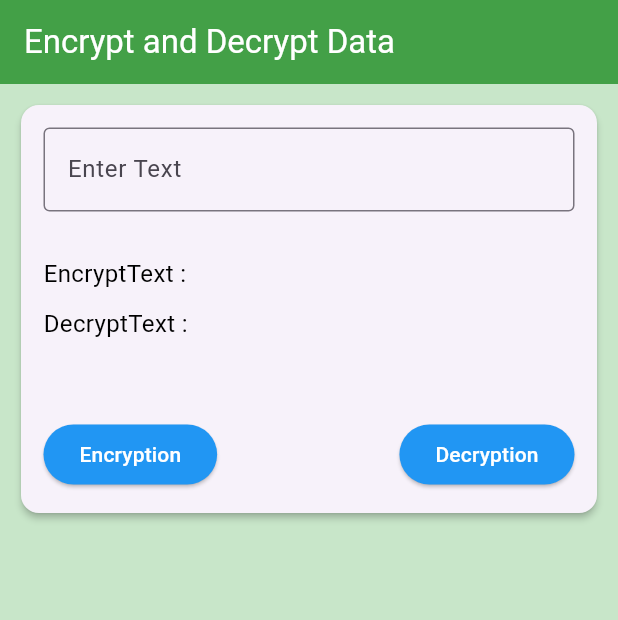
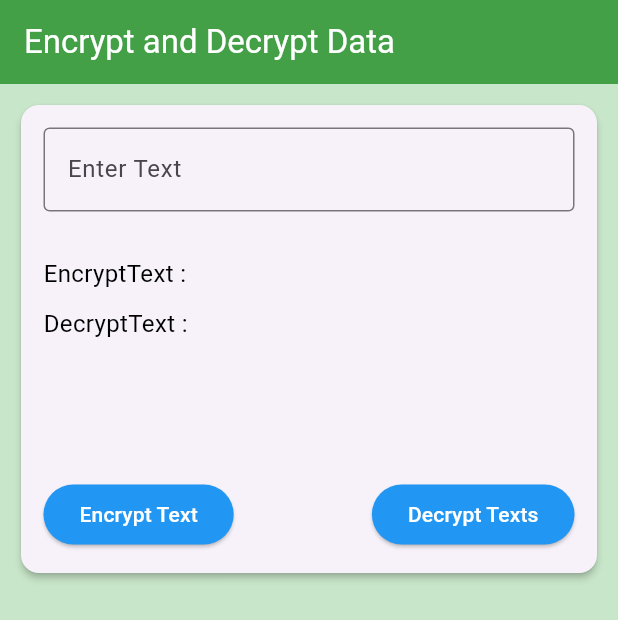
Before and after one commit to Tolulope05/flutter_pratical_challenge, a Flutter app: the screen it shows after launch, on a phone screen of 412 x 824 dp. Shown: the top 620 px of the screen. Run offline on Flutter 3.47's test engine with Material 2 defaults, Android fonts, the phone set to English and light mode, and no system bars; our stand-ins replace adaptive_theme, avatar_glow, chewie, device_info_plus, fluttertoast, image_gallery_saver and 8 more; missing offline and left inert: encrypt, highlight_text, speed_dial_fab, video_thumbnail.

```diff
--- a/lib/19_encrypt_decrypt/home.dart
+++ b/lib/19_encrypt_decrypt/home.dart
@@ -31,7 +31,7 @@ class _EncryptionHomeState extends State<EncryptionHome> {
 
   Widget _buildBody() {
     return Container(
-      height: 280,
+      height: 320,
       width: MediaQuery.of(context).size.width,
       margin: const EdgeInsets.only(left: 10, right: 10),
       child: Card(
@@ -63,7 +63,7 @@ class _EncryptionHomeState extends State<EncryptionHome> {
               ),
               Expanded(
                 child: Text("DecryptText : ${EncryptData.decrypted ?? ''}",
-                    maxLines: 2,
+                    maxLines: 3,
                     overflow: TextOverflow.ellipsis,
                     style: const TextStyle(color: Colors.black, fontSize: 16)),
               ),
@@ -83,7 +83,7 @@ class _EncryptionHomeState extends State<EncryptionHome> {
                         EncryptData.encryptAES(_controller.text);
                       });
                     },
-                    child: const Text('Encryption'),
+                    child: const Text('Encrypt Text'),
                   ),
                   ElevatedButton(
                     style: ElevatedButton.styleFrom(
@@ -95,7 +95,7 @@ class _EncryptionHomeState extends State<EncryptionHome> {
                         EncryptData.decryptAES(_controller.text);
                       });
                     },
-                    child: const Text('Decryption'),
+                    child: const Text('Decrypt Texts'),
                   )
                 ],
               )
```
